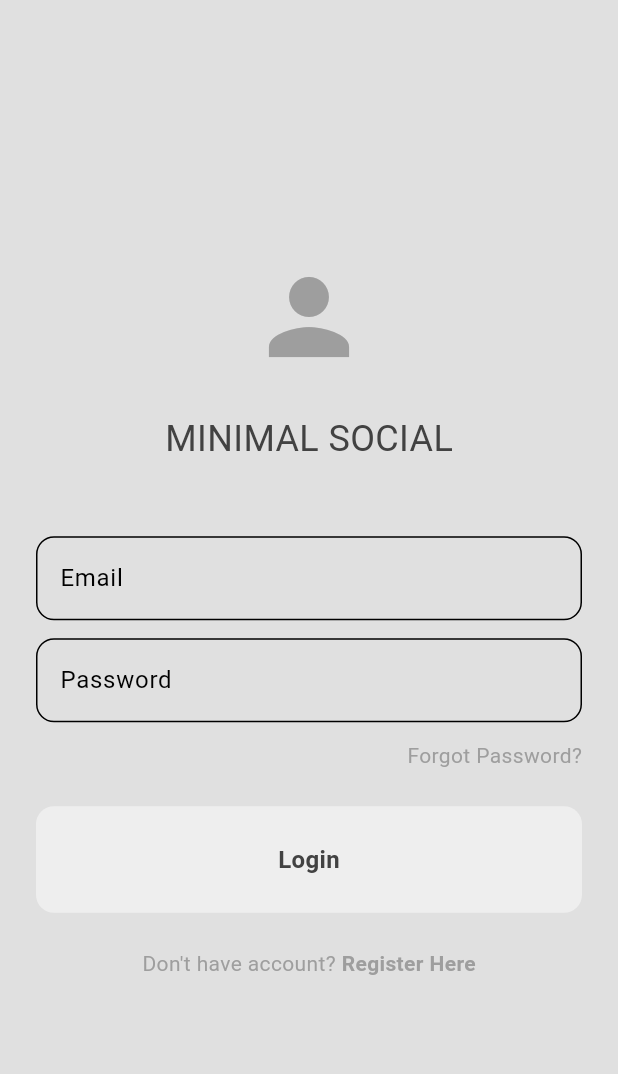
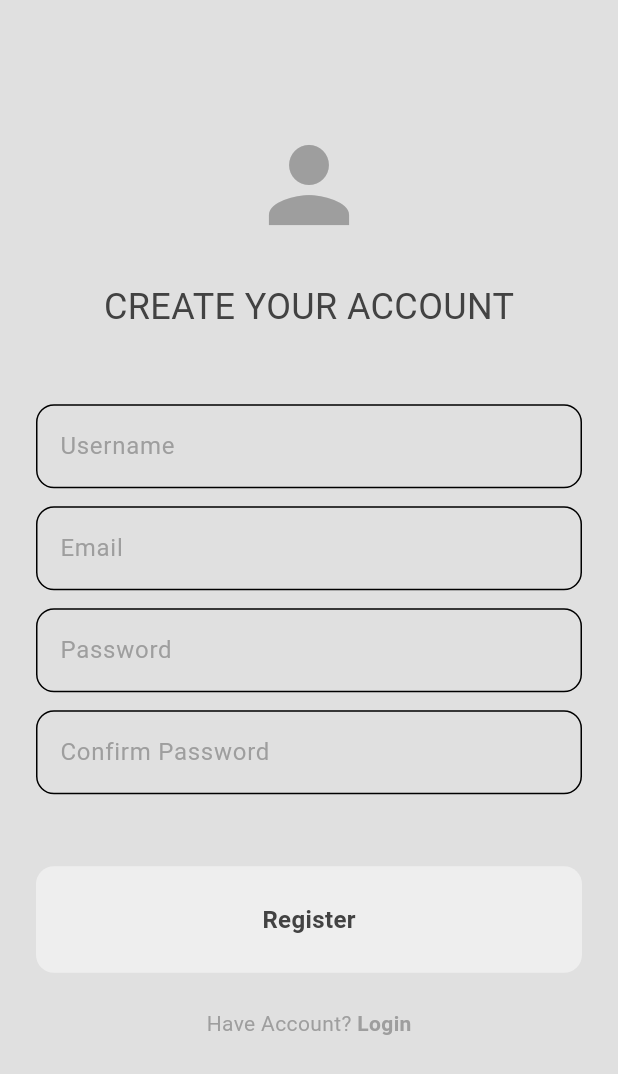
Before and after one commit to nggiahuy09/minimal_social_app, a Flutter app: the screen it shows after launch, after a tap on "Register Here", on a phone screen of 412 x 824 dp. Shown: the top 1074 px of the screen. Run offline on Flutter 3.47's test engine with Material 3 defaults, Android fonts, the phone set to English and light mode, and no system bars.

Commit message:
add register screen

```diff
--- /dev/null
+++ b/lib/auth/login_or_register.dart
@@ -0,0 +1,31 @@
+import 'package:flutter/material.dart';
+import 'package:minimal_social_app/pages/login_page.dart';
+import 'package:minimal_social_app/pages/register_page.dart';
+
+class AuthPage extends StatefulWidget {
+  const AuthPage({super.key});
+
+  @override
+  State<AuthPage> createState() => _AuthPageState();
+}
+
+class _AuthPageState extends State<AuthPage> {
+  // initially, show login page
+  bool showLogin = true;
+
+  // toggle between login and register page
+  void togglePages() {
+    setState(() {
+      showLogin = !showLogin;
+    });
+  }
+
+  @override
+  Widget build(BuildContext context) {
+    if(showLogin) {
+      return LoginPage(onTap: togglePages);
+    } else {
+      return RegisterPage(onTap: togglePages);
+    }
+  }
+}
--- a/lib/main.dart
+++ b/lib/main.dart
@@ -1,5 +1,5 @@
 import 'package:flutter/material.dart';
-import 'package:minimal_social_app/pages/login_page.dart';
+import 'package:minimal_social_app/auth/login_or_register.dart';
 import 'package:minimal_social_app/theme/dark_mode.dart';
 import 'package:minimal_social_app/theme/light_mode.dart';
 
@@ -16,7 +16,7 @@ class MyApp extends StatelessWidget {
       debugShowCheckedModeBanner: false,
       theme: lightMode,
       darkTheme: darkMode,
-      home: LoginPage(),
+      home: const AuthPage(),
     );
   }
 }
--- a/lib/pages/login_page.dart
+++ b/lib/pages/login_page.dart
@@ -3,16 +3,13 @@ import 'package:minimal_social_app/widgets/my_button.dart';
 import 'package:minimal_social_app/widgets/my_textfield.dart';
 
 class LoginPage extends StatelessWidget {
-  LoginPage({super.key});
+  LoginPage({super.key, required this.onTap});
 
   final emailController = TextEditingController();
   final passwordController = TextEditingController();
+  final void Function()? onTap;
 
   void login() {
-    // todo: connect to Firebase & implement this function
-  }
-
-  void register() {
     // todo: connect to Firebase & implement this function
   }
 
@@ -94,7 +91,7 @@ class LoginPage extends StatelessWidget {
                       ),
                     ),
                     GestureDetector(
-                      onTap: register,
+                      onTap: onTap,
                       child: Text(
                         'Register Here',
                         style: TextStyle(
--- /dev/null
+++ b/lib/pages/register_page.dart
@@ -0,0 +1,118 @@
+import 'package:flutter/material.dart';
+import 'package:minimal_social_app/widgets/my_button.dart';
+import 'package:minimal_social_app/widgets/my_textfield.dart';
+
+class RegisterPage extends StatelessWidget {
+  RegisterPage({super.key, required this.onTap});
+
+  final usernameController = TextEditingController();
+  final emailController = TextEditingController();
+  final passwordController = TextEditingController();
+  final confirmPwController = TextEditingController();
+  final void Function()? onTap;
+
+  void register() {
+    // todo: connect to Firebase & implement this function
+  }
+
+
+  @override
+  Widget build(BuildContext context) {
+    return Scaffold(
+      backgroundColor: Theme.of(context).colorScheme.background,
+      body: SafeArea(
+        child: Center(
+          child: Padding(
+            padding: const EdgeInsets.symmetric(
+              horizontal: 24.0,
+            ),
+            child: SingleChildScrollView(
+              child: Column(
+                mainAxisAlignment: MainAxisAlignment.center,
+                children: [
+                  // logo
+                  Icon(
+                    Icons.person,
+                    color: Theme.of(context).colorScheme.inversePrimary,
+                    size: 80,
+                  ),
+                  const SizedBox(height: 24),
+                  // app name
+                  const Text(
+                    'CREATE YOUR ACCOUNT',
+                    style: TextStyle(
+                      fontSize: 24,
+                    ),
+                  ),
+                  const SizedBox(height: 48),
+
+                  // user name
+                  MyTextField(
+                    hintText: 'Username',
+                    obscureText: false,
+                    controller: usernameController,
+                  ),
+                  const SizedBox(height: 12),
+
+                  // email text field
+                  MyTextField(
+                    hintText: 'Email',
+                    obscureText: false,
+                    controller: emailController,
+                  ),
+                  const SizedBox(height: 12),
+
+                  // password text field
+                  MyTextField(
+                    hintText: 'Password',
+                    obscureText: true,
+                    controller: passwordController,
+                  ),
+                  const SizedBox(height: 12),
+
+                  // confirm password text field
+                  MyTextField(
+                    hintText: 'Confirm Password',
+                    obscureText: true,
+                    controller: confirmPwController,
+                  ),
+                  const SizedBox(height: 48),
+
+                  // sign in button
+                  MyButton(
+                    text: 'Register',
+                    onTap: register,
+                  ),
+                  const SizedBox(height: 24),
+
+                  // don't have account? register here
+                  Row(
+                    mainAxisAlignment: MainAxisAlignment.center,
+                    children: [
+                      Text(
+                        'Have Account? ',
+                        style: TextStyle(
+                          color: Theme.of(context).colorScheme.inversePrimary,
+                        ),
+                      ),
+                      GestureDetector(
+                        onTap: onTap,
+                        child: Text(
+                          'Login',
+                          style: TextStyle(
+                              fontWeight: FontWeight.bold,
+                              color: Theme.of(context).colorScheme.inversePrimary),
+                        ),
+                      ),
+                    ],
+                  ),
+                  const SizedBox(height: 48),
+                ],
+              ),
+            ),
+          ),
+        ),
+      ),
+    );
+  }
+}
--- a/lib/widgets/my_textfield.dart
+++ b/lib/widgets/my_textfield.dart
@@ -19,6 +19,9 @@ class MyTextField extends StatelessWidget {
       obscureText: obscureText,
       decoration: InputDecoration(
         hintText: hintText,
+        hintStyle: TextStyle(
+          color: Theme.of(context).colorScheme.inversePrimary
+        ),
         border: OutlineInputBorder(
           borderRadius: BorderRadius.circular(12),
         ),
```
